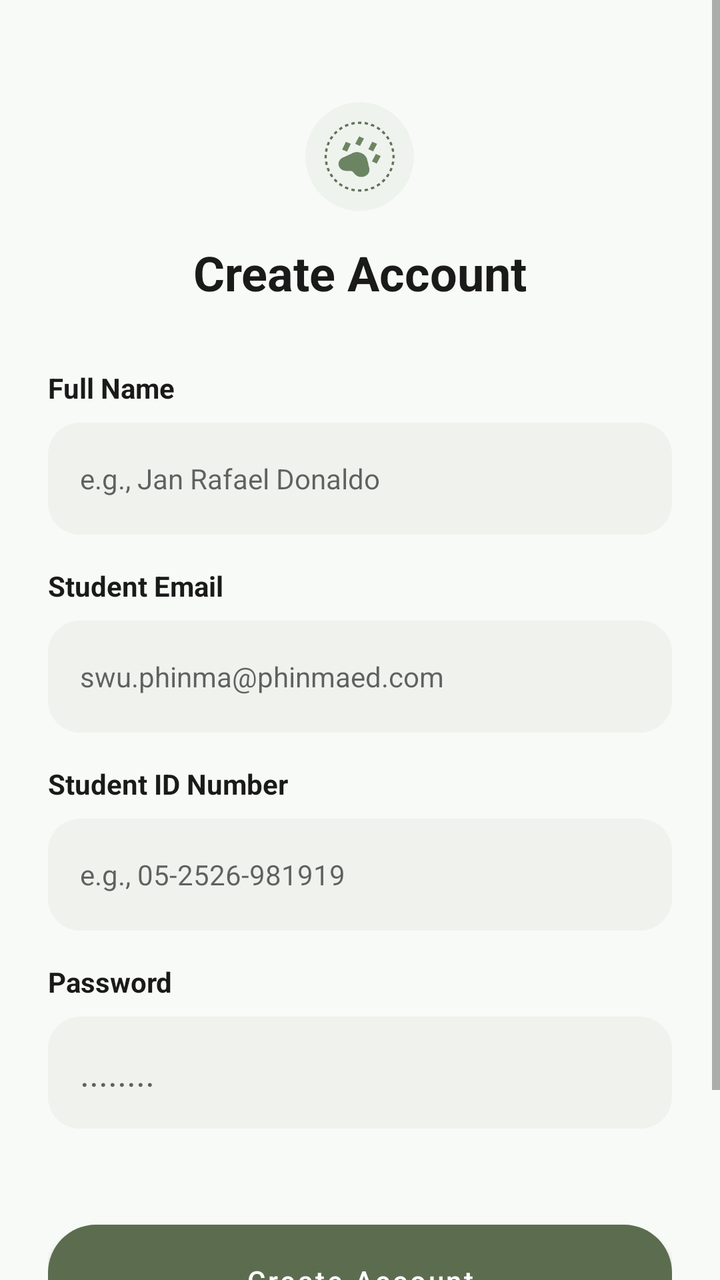
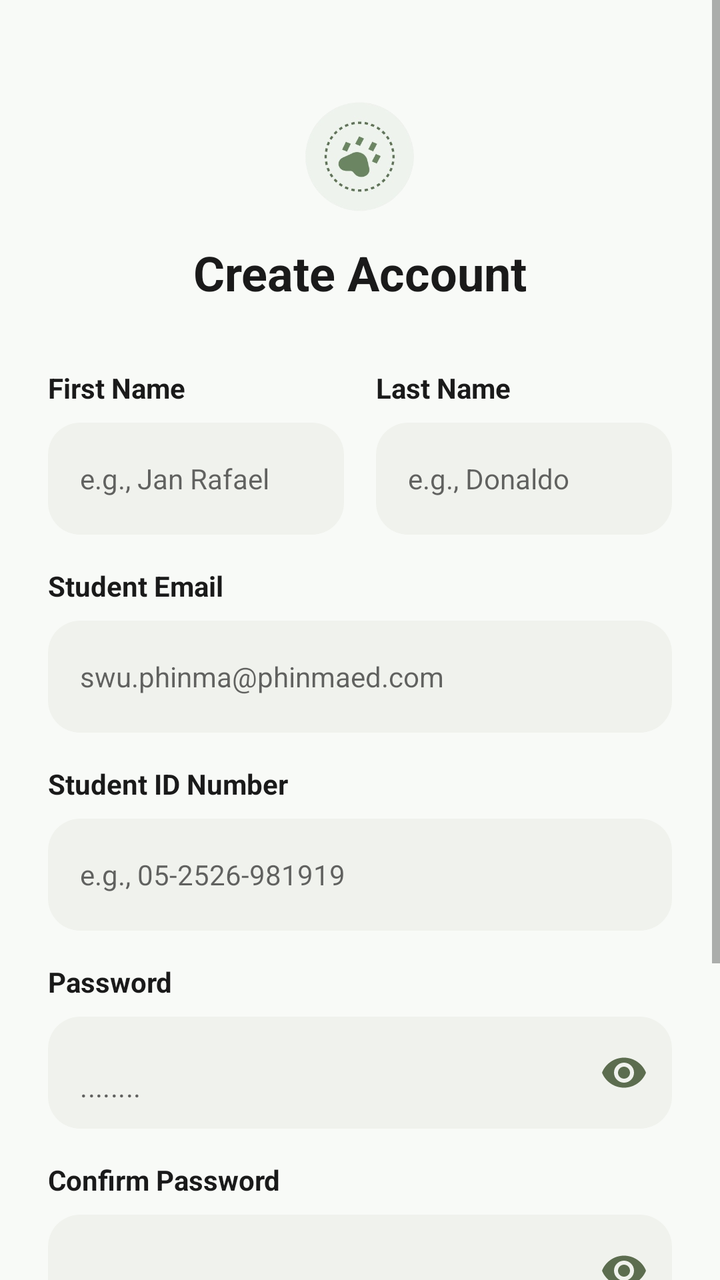

The first picture is an Android layout as it rendered before a commit; the second is the same layout after the commit. The layout source and the unified diff follow.
<!-- AndroidManifest.xml: application theme Theme.VETSCHED -->
<!-- res/layout/fragment_register.xml -->
<?xml version="1.0" encoding="utf-8"?>
<ScrollView xmlns:android="http://schemas.android.com/apk/res/android"
    xmlns:app="http://schemas.android.com/apk/res-auto"
    android:layout_width="match_parent"
    android:layout_height="match_parent"
    android:background="@color/vetsched_background"
    android:fillViewport="true">

    <androidx.constraintlayout.widget.ConstraintLayout
        android:layout_width="match_parent"
        android:layout_height="wrap_content"
        android:padding="24dp">

        
        <ImageView
            android:id="@+id/logoImage"
            android:layout_width="60dp"
            android:layout_height="60dp"
            android:layout_marginTop="24dp"
            android:src="@drawable/ic_vetsched_logo"
            app:layout_constraintEnd_toEndOf="parent"
            app:layout_constraintStart_toStartOf="parent"
            app:layout_constraintTop_toTopOf="parent" />

        <TextView
            android:id="@+id/createAccountText"
            android:layout_width="wrap_content"
            android:layout_height="wrap_content"
            android:layout_marginTop="12dp"
            android:text="@string/create_account"
            android:textColor="@color/vetsched_text_primary"
            android:textSize="24sp"
            android:textStyle="bold"
            app:layout_constraintEnd_toEndOf="parent"
            app:layout_constraintStart_toStartOf="parent"
            app:layout_constraintTop_toBottomOf="@+id/logoImage" />

        
        <TextView
            android:id="@+id/labelFullName"
            android:layout_width="wrap_content"
            android:layout_height="wrap_content"
            android:layout_marginTop="32dp"
            android:text="@string/full_name"
            android:textColor="@color/vetsched_text_primary"
            android:textStyle="bold"
            app:layout_constraintStart_toStartOf="parent"
            app:layout_constraintTop_toBottomOf="@+id/createAccountText" />

        <EditText
            android:id="@+id/etFullName"
            android:layout_width="0dp"
            android:layout_height="56dp"
            android:layout_marginTop="8dp"
            android:background="@drawable/bg_field_rounded"
            android:hint="@string/name_hint"
            android:inputType="textPersonName"
            android:paddingHorizontal="16dp"
            android:textSize="14sp"
            app:layout_constraintEnd_toEndOf="parent"
            app:layout_constraintStart_toStartOf="parent"
            app:layout_constraintTop_toBottomOf="@+id/labelFullName" />

        <TextView
            android:id="@+id/labelEmail"
            android:layout_width="wrap_content"
            android:layout_height="wrap_content"
            android:layout_marginTop="16dp"
            android:text="@string/student_email"
            android:textColor="@color/vetsched_text_primary"
            android:textStyle="bold"
            app:layout_constraintStart_toStartOf="parent"
            app:layout_constraintTop_toBottomOf="@+id/etFullName" />

        <EditText
            android:id="@+id/etEmail"
            android:layout_width="0dp"
            android:layout_height="56dp"
            android:layout_marginTop="8dp"
            android:background="@drawable/bg_field_rounded"
            android:hint="@string/email_hint"
            android:inputType="textEmailAddress"
            android:paddingHorizontal="16dp"
            android:textSize="14sp"
            app:layout_constraintEnd_toEndOf="parent"
            app:layout_constraintStart_toStartOf="parent"
            app:layout_constraintTop_toBottomOf="@+id/labelEmail" />

        <TextView
            android:id="@+id/labelIDNumber"
            android:layout_width="wrap_content"
            android:layout_height="wrap_content"
            android:layout_marginTop="16dp"
            android:text="@string/student_id_number"
            android:textColor="@color/vetsched_text_primary"
            android:textStyle="bold"
            app:layout_constraintStart_toStartOf="parent"
            app:layout_constraintTop_toBottomOf="@+id/etEmail" />

        <EditText
            android:id="@+id/etIDNumber"
            android:layout_width="0dp"
            android:layout_height="56dp"
            android:layout_marginTop="8dp"
            android:background="@drawable/bg_field_rounded"
            android:hint="@string/id_hint"
            android:inputType="text"
            android:paddingHorizontal="16dp"
            android:textSize="14sp"
            app:layout_constraintEnd_toEndOf="parent"
            app:layout_constraintStart_toStartOf="parent"
            app:layout_constraintTop_toBottomOf="@+id/labelIDNumber" />

        <TextView
            android:id="@+id/labelPassword"
            android:layout_width="wrap_content"
            android:layout_height="wrap_content"
            android:layout_marginTop="16dp"
            android:text="@string/password"
            android:textColor="@color/vetsched_text_primary"
            android:textStyle="bold"
            app:layout_constraintStart_toStartOf="parent"
            app:layout_constraintTop_toBottomOf="@+id/etIDNumber" />

        <EditText
            android:id="@+id/etPassword"
            android:layout_width="0dp"
            android:layout_height="56dp"
            android:layout_marginTop="8dp"
            android:background="@drawable/bg_field_rounded"
            android:hint="@string/password_hint"
            android:inputType="textPassword"
            android:paddingHorizontal="16dp"
            app:layout_constraintEnd_toEndOf="parent"
            app:layout_constraintStart_toStartOf="parent"
            app:layout_constraintTop_toBottomOf="@+id/labelPassword" />

        
        <Button
            android:id="@+id/btnCreateAccount"
            android:layout_width="0dp"
            android:layout_height="56dp"
            android:layout_marginTop="48dp"
            android:background="@drawable/bg_button_rounded"
            android:text="@string/create_account"
            android:textAllCaps="false"
            android:textColor="@color/white"
            app:backgroundTint="@null"
            app:layout_constraintEnd_toEndOf="parent"
            app:layout_constraintStart_toStartOf="parent"
            app:layout_constraintTop_toBottomOf="@+id/etPassword" />

        
        <LinearLayout
            android:layout_width="wrap_content"
            android:layout_height="wrap_content"
            android:layout_marginTop="16dp"
            android:layout_marginBottom="24dp"
            android:orientation="horizontal"
            app:layout_constraintBottom_toBottomOf="parent"
            app:layout_constraintEnd_toEndOf="parent"
            app:layout_constraintStart_toStartOf="parent"
            app:layout_constraintTop_toBottomOf="@+id/btnCreateAccount">

            <TextView
                android:layout_width="wrap_content"
                android:layout_height="wrap_content"
                android:text="@string/already_have_account"
                android:textSize="14sp" />

            <TextView
                android:id="@+id/tvLogin"
                android:layout_width="wrap_content"
                android:layout_height="wrap_content"
                android:text="@string/login"
                android:textColor="@color/vetsched_text_primary"
                android:textStyle="bold" />
        </LinearLayout>

    </androidx.constraintlayout.widget.ConstraintLayout>
</ScrollView>
<!-- resources referenced by this layout -->
<resources>
  <color name="vetsched_background">#F8FAF7</color>
  <color name="vetsched_text_primary">#1A1A1A</color>
  <color name="white">#FFFFFFFF</color>
  <!-- drawable bg_button_rounded (drawable) -->
  <?xml version="1.0" encoding="utf-8"?>
  <shape xmlns:android="http://schemas.android.com/apk/res/android">
      <solid android:color="@color/vetsched_primary" />
      <corners android:radius="24dp" />
  </shape>
  <!-- drawable bg_field_rounded (drawable) -->
  <?xml version="1.0" encoding="utf-8"?>
  <shape xmlns:android="http://schemas.android.com/apk/res/android">
      <solid android:color="@color/vetsched_field_bg" />
      <corners android:radius="16dp" />
  </shape>
  <!-- drawable ic_vetsched_logo: png bitmap (drawable, 54211 bytes) -->
  <string name="already_have_account">Already have an account? </string>
  <string name="create_account">Create Account</string>
  <string name="email_hint">swu.phinma@phinmaed.com</string>
  <string name="full_name">Full Name</string>
  <string name="id_hint">e.g., 05-2526-981919</string>
  <string name="login">Login</string>
  <string name="name_hint">e.g., Jan Rafael Donaldo</string>
  <string name="password">Password</string>
  <string name="password_hint">........</string>
  <string name="student_email">Student Email</string>
  <string name="student_id_number">Student ID Number</string>
  <style name="Theme.VETSCHED" parent="Theme.MaterialComponents.Light.NoActionBar">
          <item name="colorPrimary">@color/vetsched_primary</item>
          <item name="android:statusBarColor">@color/vetsched_background</item>
          <item name="android:windowLightStatusBar">true</item>
      </style>
  <color name="vetsched_primary">#5C6D4F</color>
  <color name="vetsched_field_bg">#F0F2ED</color>
</resources>

<!-- the commit's change to res/layout/fragment_register.xml (unified diff, before → after) -->
@@ -36,30 +36,71 @@
             app:layout_constraintTop_toBottomOf="@+id/logoImage" />
 
         
-        <TextView
-            android:id="@+id/labelFullName"
-            android:layout_width="wrap_content"
+        <LinearLayout
+            android:id="@+id/layoutNames"
+            android:layout_width="0dp"
             android:layout_height="wrap_content"
             android:layout_marginTop="32dp"
-            android:text="@string/full_name"
-            android:textColor="@color/vetsched_text_primary"
-            android:textStyle="bold"
-            app:layout_constraintStart_toStartOf="parent"
-            app:layout_constraintTop_toBottomOf="@+id/createAccountText" />
-
-        <EditText
-            android:id="@+id/etFullName"
-            android:layout_width="0dp"
-            android:layout_height="56dp"
-            android:layout_marginTop="8dp"
-            android:background="@drawable/bg_field_rounded"
-            android:hint="@string/name_hint"
-            android:inputType="textPersonName"
-            android:paddingHorizontal="16dp"
-            android:textSize="14sp"
-            app:layout_constraintEnd_toEndOf="parent"
-            app:layout_constraintStart_toStartOf="parent"
-            app:layout_constraintTop_toBottomOf="@+id/labelFullName" />
+            android:baselineAligned="false"
+            android:orientation="horizontal"
+            app:layout_constraintEnd_toEndOf="parent"
+            app:layout_constraintStart_toStartOf="parent"
+            app:layout_constraintTop_toBottomOf="@+id/createAccountText">
+
+            <LinearLayout
+                android:layout_width="0dp"
+                android:layout_height="wrap_content"
+                android:layout_marginEnd="8dp"
+                android:layout_weight="1"
+                android:orientation="vertical">
+
+                <TextView
+                    android:id="@+id/labelFirstName"
+                    android:layout_width="wrap_content"
+                    android:layout_height="wrap_content"
+                    android:text="@string/first_name"
+                    android:textColor="@color/vetsched_text_primary"
+                    android:textStyle="bold" />
+
+                <EditText
+                    android:id="@+id/etFirstName"
+                    android:layout_width="match_parent"
+                    android:layout_height="56dp"
+                    android:layout_marginTop="8dp"
+                    android:background="@drawable/bg_field_rounded"
+                    android:hint="@string/first_name_hint"
+                    android:inputType="textPersonName"
+                    android:paddingHorizontal="16dp"
+                    android:textSize="14sp" />
+            </LinearLayout>
+
+            <LinearLayout
+                android:layout_width="0dp"
+                android:layout_height="wrap_content"
+                android:layout_marginStart="8dp"
+                android:layout_weight="1"
+                android:orientation="vertical">
+
+                <TextView
+                    android:id="@+id/labelLastName"
+                    android:layout_width="wrap_content"
+                    android:layout_height="wrap_content"
+                    android:text="@string/last_name"
+                    android:textColor="@color/vetsched_text_primary"
+                    android:textStyle="bold" />
+
+                <EditText
+                    android:id="@+id/etLastName"
+                    android:layout_width="match_parent"
+                    android:layout_height="56dp"
+                    android:layout_marginTop="8dp"
+                    android:background="@drawable/bg_field_rounded"
+                    android:hint="@string/last_name_hint"
+                    android:inputType="textPersonName"
+                    android:paddingHorizontal="16dp"
+                    android:textSize="14sp" />
+            </LinearLayout>
+        </LinearLayout>
 
         <TextView
             android:id="@+id/labelEmail"
@@ -70,7 +111,7 @@
             android:textColor="@color/vetsched_text_primary"
             android:textStyle="bold"
             app:layout_constraintStart_toStartOf="parent"
-            app:layout_constraintTop_toBottomOf="@+id/etFullName" />
+            app:layout_constraintTop_toBottomOf="@+id/layoutNames" />
 
         <EditText
             android:id="@+id/etEmail"
@@ -103,8 +144,10 @@
             android:layout_height="56dp"
             android:layout_marginTop="8dp"
             android:background="@drawable/bg_field_rounded"
+            android:digits="0123456789-"
             android:hint="@string/id_hint"
-            android:inputType="text"
+            android:inputType="number"
+            android:maxLength="14"
             android:paddingHorizontal="16dp"
             android:textSize="14sp"
             app:layout_constraintEnd_toEndOf="parent"
@@ -122,18 +165,64 @@
             app:layout_constraintStart_toStartOf="parent"
             app:layout_constraintTop_toBottomOf="@+id/etIDNumber" />
 
-        <EditText
-            android:id="@+id/etPassword"
-            android:layout_width="0dp"
-            android:layout_height="56dp"
-            android:layout_marginTop="8dp"
-            android:background="@drawable/bg_field_rounded"
-            android:hint="@string/password_hint"
-            android:inputType="textPassword"
-            android:paddingHorizontal="16dp"
-            app:layout_constraintEnd_toEndOf="parent"
-            app:layout_constraintStart_toStartOf="parent"
-            app:layout_constraintTop_toBottomOf="@+id/labelPassword" />
+        <com.google.android.material.textfield.TextInputLayout
+            android:id="@+id/tilPassword"
+            android:layout_width="0dp"
+            android:layout_height="wrap_content"
+            android:layout_marginTop="8dp"
+            app:boxBackgroundMode="none"
+            app:hintEnabled="false"
+            app:passwordToggleEnabled="true"
+            app:passwordToggleTint="@color/vetsched_primary"
+            app:layout_constraintEnd_toEndOf="parent"
+            app:layout_constraintStart_toStartOf="parent"
+            app:layout_constraintTop_toBottomOf="@+id/labelPassword">
+
+            <com.google.android.material.textfield.TextInputEditText
+                android:id="@+id/etPassword"
+                android:layout_width="match_parent"
+                android:layout_height="56dp"
+                android:background="@drawable/bg_field_rounded"
+                android:hint="@string/password_hint"
+                android:inputType="textPassword"
+                android:paddingHorizontal="16dp"
+                android:textSize="14sp" />
+        </com.google.android.material.textfield.TextInputLayout>
+
+        <TextView
+            android:id="@+id/labelConfirmPassword"
+            android:layout_width="wrap_content"
+            android:layout_height="wrap_content"
+            android:layout_marginTop="16dp"
+            android:text="@string/confirm_password"
+            android:textColor="@color/vetsched_text_primary"
+            android:textStyle="bold"
+            app:layout_constraintStart_toStartOf="parent"
+            app:layout_constraintTop_toBottomOf="@+id/tilPassword" />
+
+        <com.google.android.material.textfield.TextInputLayout
+            android:id="@+id/tilConfirmPassword"
+            android:layout_width="0dp"
+            android:layout_height="wrap_content"
+            android:layout_marginTop="8dp"
+            app:boxBackgroundMode="none"
+            app:hintEnabled="false"
+            app:passwordToggleEnabled="true"
+            app:passwordToggleTint="@color/vetsched_primary"
+            app:layout_constraintEnd_toEndOf="parent"
+            app:layout_constraintStart_toStartOf="parent"
+            app:layout_constraintTop_toBottomOf="@+id/labelConfirmPassword">
+
+            <com.google.android.material.textfield.TextInputEditText
+                android:id="@+id/etConfirmPassword"
+                android:layout_width="match_parent"
+                android:layout_height="56dp"
+                android:background="@drawable/bg_field_rounded"
+                android:hint="@string/password_hint"
+                android:inputType="textPassword"
+                android:paddingHorizontal="16dp"
+                android:textSize="14sp" />
+        </com.google.android.material.textfield.TextInputLayout>
 
         
         <Button
@@ -148,7 +237,7 @@
             app:backgroundTint="@null"
             app:layout_constraintEnd_toEndOf="parent"
             app:layout_constraintStart_toStartOf="parent"
-            app:layout_constraintTop_toBottomOf="@+id/etPassword" />
+            app:layout_constraintTop_toBottomOf="@+id/tilConfirmPassword" />
 
         
         <LinearLayout
<!-- resource entries referenced after the edit -->
@@ -17,12 +17,15 @@
   </shape>
   <!-- drawable ic_vetsched_logo: png bitmap (drawable, 54211 bytes) -->
   <string name="already_have_account">Already have an account? </string>
+  <string name="confirm_password">Confirm Password</string>
   <string name="create_account">Create Account</string>
   <string name="email_hint">swu.phinma@phinmaed.com</string>
-  <string name="full_name">Full Name</string>
+  <string name="first_name">First Name</string>
+  <string name="first_name_hint">e.g., Jan Rafael</string>
   <string name="id_hint">e.g., 05-2526-981919</string>
+  <string name="last_name">Last Name</string>
+  <string name="last_name_hint">e.g., Donaldo</string>
   <string name="login">Login</string>
-  <string name="name_hint">e.g., Jan Rafael Donaldo</string>
   <string name="password">Password</string>
   <string name="password_hint">........</string>
   <string name="student_email">Student Email</string>
